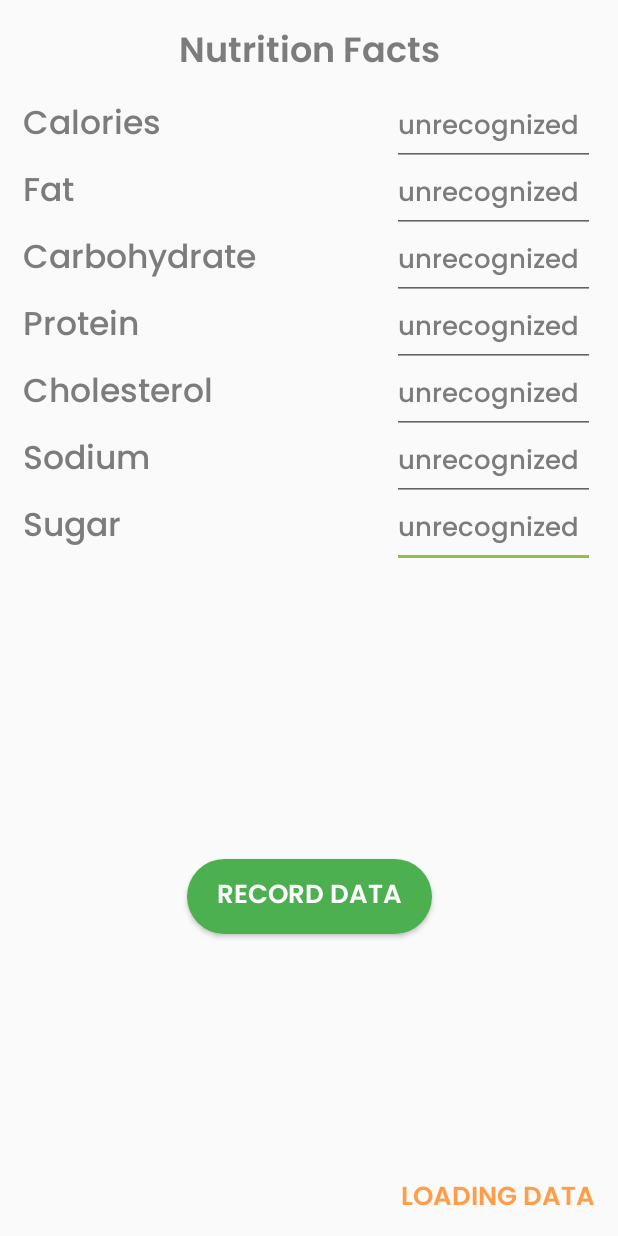
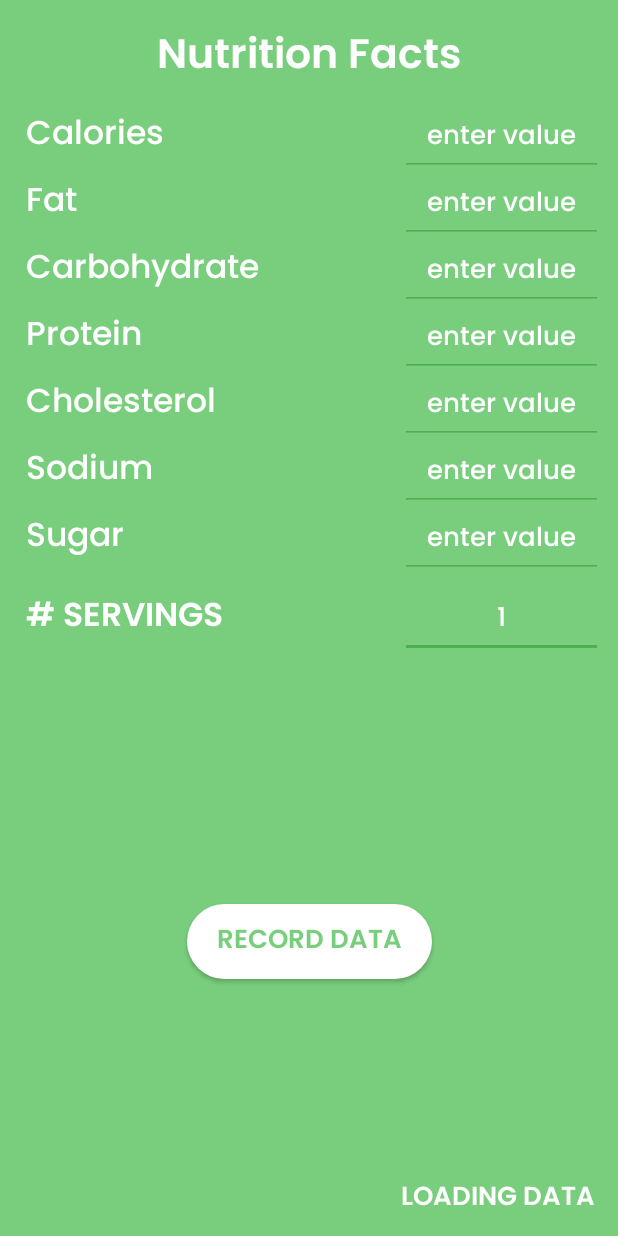
Before and after one commit to AugustineJeong/The-Calorie-Tracking-App, an Android app: the ProgramActivity screen opened directly, with no data from a screen before it, on a phone screen of 412 x 824 dp. Run offline under Robolectric (Android 15) with nearby library versions, the phone set to English and light mode, and no system bars; libraries missing offline, so code that uses them is left out: com.google.firebase.ml; Roboto replaces fonts that are not available here; 4 statements that could not run were skipped.

Commit message:
Biggest UI Update Ever.

```diff
--- a/app/src/main/AndroidManifest.xml
+++ b/app/src/main/AndroidManifest.xml
@@ -7,7 +7,7 @@
 
     <application
         android:allowBackup="true"
-        android:icon="@drawable/icon_logo"
+        android:icon="@drawable/lightbulb_icon"
         android:label="@string/app_name"
         android:roundIcon="@mipmap/ic_launcher_round"
         android:supportsRtl="true"
--- a/app/src/main/java/com/example/the_calories_tracking_app/ProgramActivity.java
+++ b/app/src/main/java/com/example/the_calories_tracking_app/ProgramActivity.java
@@ -55,6 +55,9 @@ public class ProgramActivity extends AppCompatActivity {
     private EditText sodiumValue;
     private EditText sugarValue;
 
+    private TextView servings;
+    private EditText numberServings;
+
     @Override
     protected void onActivityResult(int requestCode, int resultCode, Intent intent) {
         super.onActivityResult(requestCode, resultCode, intent);
@@ -74,7 +77,8 @@ public class ProgramActivity extends AppCompatActivity {
         sodiumValue = findViewById(R.id.sodiumText);
         sugarValue = findViewById(R.id.sugarText);
 
-        loadingStatus.setTextColor(Color.parseColor("#FF9D4B"));
+        servings = findViewById(R.id.servings);
+        numberServings = findViewById(R.id.servingText);
 
         String path = getIntent().getStringExtra("imagePath");
 
@@ -85,7 +89,6 @@ public class ProgramActivity extends AppCompatActivity {
             System.out.println("no file found");
             String manualEntry = "MANUAL ENTRY";
             loadingStatus.setText(manualEntry);
-            loadingStatus.setTextColor(Color.parseColor("#429CF5"));
         }
 
         File file = new File(path, "tempFile.jpeg");
@@ -107,7 +110,7 @@ public class ProgramActivity extends AppCompatActivity {
                             new OnSuccessListener<FirebaseVisionText>() {
                                 @Override
                                 public void onSuccess(FirebaseVisionText texts) {
-                                    TextView resultTextView = findViewById(R.id.calories);
+//                                    TextView resultTextView = findViewById(R.id.calories);
                                     recognizedText = texts.getText();
                                     updateTable();
                                 }
@@ -116,7 +119,6 @@ public class ProgramActivity extends AppCompatActivity {
                             new OnFailureListener() {
                                 @Override
                                 public void onFailure(@NonNull Exception e) {
-                                    // Task failed with an exception
                                     e.printStackTrace();
                                 }
                             });
@@ -131,6 +133,8 @@ public class ProgramActivity extends AppCompatActivity {
     }
 
     private void updateTable() {
+        setDefaultHint();
+
         recognizedText = recognizedText.toLowerCase();
         recognizedTextStringLength = recognizedText.length();
         for (int i = 1; i < recognizedTextStringLength; i++) {
@@ -189,7 +193,17 @@ public class ProgramActivity extends AppCompatActivity {
 
         String loadedData = "LOADED DATA";
         loadingStatus.setText(loadedData);
-        loadingStatus.setTextColor(Color.parseColor("#17B243"));
+    }
+
+    private void setDefaultHint() {
+        String defaultHint = "unrecognized";
+        caloriesValue.setHint(defaultHint);
+        fatValue.setHint(defaultHint);
+        carbohydrateValue.setHint(defaultHint);
+        proteinValue.setHint(defaultHint);
+        cholesterolValue.setHint(defaultHint);
+        sodiumValue.setHint(defaultHint);
+        sugarValue.setHint(defaultHint);
     }
 
     private void updateCaloriesValue() {
--- a/app/src/main/res/drawable/rounded_button_background.xml
+++ b/app/src/main/res/drawable-v24/rounded_button_background_2.xml
@@ -3,7 +3,7 @@
     android:layout_width="match_parent"
     android:layout_height="match_parent"
     android:shape="rectangle">
-    <solid android:color="#4CAF50" />
+    <solid android:color="#FFFFFF" />
     <corners
         android:bottomLeftRadius="25dp"
         android:bottomRightRadius="25dp"
--- a/app/src/main/res/layout/activity_main.xml
+++ b/app/src/main/res/layout/activity_main.xml
@@ -4,44 +4,25 @@
     xmlns:tools="http://schemas.android.com/tools"
     android:layout_width="match_parent"
     android:layout_height="match_parent"
+    android:background="@color/colorAccent"
     android:scrollbarSize="4dp"
     tools:context=".StartActivity">
-
-    <TextView
-        android:id="@+id/textView"
-        android:layout_width="wrap_content"
-        android:layout_height="wrap_content"
-        android:fontFamily="@font/poppins_semibold"
-        android:text="the calories tracking app."
-        android:textAlignment="center"
-        android:textColor="#727272"
-        android:textSize="23dp"
-        app:layout_constraintBottom_toBottomOf="parent"
-        app:layout_constraintEnd_toEndOf="parent"
-        app:layout_constraintLeft_toLeftOf="parent"
-        app:layout_constraintRight_toRightOf="parent"
-        app:layout_constraintStart_toStartOf="parent"
-        app:layout_constraintTop_toTopOf="parent"
-        app:layout_constraintVertical_bias="0.177" />
 
     <Button
         android:id="@+id/button"
         android:layout_width="147dp"
         android:layout_height="50dp"
-        android:layout_marginTop="250dp"
-        android:background="@drawable/rounded_button_background"
+        android:layout_marginBottom="100dp"
+        android:background="@drawable/rounded_button_background_2"
         android:fontFamily="@font/poppins_semibold"
         android:onClick="takePhotoIntent"
         android:text="SCAN LABEL"
         android:textAlignment="center"
-        android:textColor="#FFFFFF"
+        android:textColor="#79CE7D"
         android:textSize="17.5dp"
         app:layout_constraintBottom_toBottomOf="parent"
         app:layout_constraintEnd_toEndOf="parent"
-        app:layout_constraintHorizontal_bias="0.5"
-        app:layout_constraintStart_toStartOf="parent"
-        app:layout_constraintTop_toTopOf="@+id/textView"
-        app:layout_constraintVertical_bias="0.495" />
+        app:layout_constraintStart_toStartOf="parent" />
 
     <TextView
         android:id="@+id/textView2"
@@ -51,22 +32,19 @@
         android:layout_marginBottom="10dp"
         android:fontFamily="@font/raleway_thin"
         android:text="© Augustine Jeong 2020"
-        android:textColor="#888888"
+        android:textColor="#FFFFFF"
         android:textSize="15dp"
         app:layout_constraintBottom_toBottomOf="parent"
         app:layout_constraintEnd_toEndOf="parent" />
 
     <ImageView
         android:id="@+id/imageView"
-        android:layout_width="217dp"
-        android:layout_height="183dp"
-        android:layout_marginEnd="1dp"
+        android:layout_width="286dp"
+        android:layout_height="112dp"
         app:layout_constraintBottom_toTopOf="@+id/button"
         app:layout_constraintEnd_toEndOf="parent"
-        app:layout_constraintHorizontal_bias="0.5"
         app:layout_constraintStart_toStartOf="parent"
-        app:layout_constraintTop_toBottomOf="@+id/textView"
-        app:layout_constraintVertical_bias="0.406"
-        app:srcCompat="@drawable/home_logo" />
+        app:layout_constraintTop_toTopOf="parent"
+        app:srcCompat="@drawable/lightbulb_logo_no_shadow" />
 
 </androidx.constraintlayout.widget.ConstraintLayout>
--- a/app/src/main/res/layout/activity_program.xml
+++ b/app/src/main/res/layout/activity_program.xml
@@ -4,18 +4,52 @@
     xmlns:tools="http://schemas.android.com/tools"
     android:layout_width="match_parent"
     android:layout_height="match_parent"
-    tools:context=".ProgramActivity">
+    tools:context=".ProgramActivity"
+    android:background="@color/colorAccent">
+
+    <EditText
+        android:id="@+id/servingText"
+        android:layout_width="135dp"
+        android:layout_height="wrap_content"
+        android:layout_marginEnd="10dp"
+        android:backgroundTint="@color/colorPrimary"
+        android:ems="10"
+        android:fontFamily="@font/poppins_medium"
+        android:gravity="center_horizontal"
+        android:hint="1"
+        android:inputType="number"
+        android:textColor="#FFFFFF"
+        android:textColorHint="#FFFFFF"
+        android:textSize="17dp"
+        app:layout_constraintBaseline_toBaselineOf="@+id/servings"
+        app:layout_constraintEnd_toEndOf="parent" />
+
+    <TextView
+        android:id="@+id/servings"
+        android:layout_width="170dp"
+        android:layout_height="wrap_content"
+        android:layout_marginStart="17dp"
+        android:layout_marginTop="15dp"
+        android:fontFamily="@font/poppins_semibold"
+        android:text="# SERVINGS "
+        android:textColor="#FFFFFF"
+        android:textSize="22dp"
+        app:layout_constraintStart_toStartOf="parent"
+        app:layout_constraintTop_toBottomOf="@+id/sugar" />
 
     <EditText
         android:id="@+id/sugarText"
         android:layout_width="135dp"
         android:layout_height="wrap_content"
-        android:layout_marginEnd="15dp"
+        android:layout_marginEnd="10dp"
+        android:backgroundTint="@color/colorPrimary"
         android:ems="10"
         android:fontFamily="@font/poppins_medium"
+        android:gravity="center_horizontal"
+        android:hint="enter value"
         android:inputType="number"
-        android:text="unrecognized"
-        android:textColor="#7C7C7C"
+        android:textColor="#FFFFFF"
+        android:textColorHint="#FFFFFF"
         android:textSize="17dp"
         app:layout_constraintBaseline_toBaselineOf="@+id/sugar"
         app:layout_constraintEnd_toEndOf="parent" />
@@ -24,12 +58,15 @@
         android:id="@+id/proteinText"
         android:layout_width="135dp"
         android:layout_height="wrap_content"
-        android:layout_marginEnd="15dp"
+        android:layout_marginEnd="10dp"
+        android:backgroundTint="@color/colorPrimary"
         android:ems="10"
         android:fontFamily="@font/poppins_medium"
+        android:gravity="center_horizontal"
+        android:hint="enter value"
         android:inputType="number"
-        android:text="unrecognized"
-        android:textColor="#7C7C7C"
+        android:textColor="#FFFFFF"
+        android:textColorHint="#FFFFFF"
         android:textSize="17dp"
         app:layout_constraintBaseline_toBaselineOf="@+id/protein"
         app:layout_constraintEnd_toEndOf="parent" />
@@ -38,12 +75,15 @@
         android:id="@+id/cholesterolText"
         android:layout_width="135dp"
         android:layout_height="wrap_content"
-        android:layout_marginEnd="15dp"
+        android:layout_marginEnd="10dp"
+        android:backgroundTint="@color/colorPrimary"
         android:ems="10"
         android:fontFamily="@font/poppins_medium"
+        android:gravity="center_horizontal"
+        android:hint="enter value"
         android:inputType="number"
-        android:text="unrecognized"
-        android:textColor="#7C7C7C"
+        android:textColor="#FFFFFF"
+        android:textColorHint="#FFFFFF"
         android:textSize="17dp"
         app:layout_constraintBaseline_toBaselineOf="@+id/cholesterol"
         app:layout_constraintEnd_toEndOf="parent" />
@@ -52,12 +92,15 @@
         android:id="@+id/sodiumText"
         android:layout_width="135dp"
         android:layout_height="wrap_content"
-        android:layout_marginEnd="15dp"
+        android:layout_marginEnd="10dp"
+        android:backgroundTint="@color/colorPrimary"
         android:ems="10"
         android:fontFamily="@font/poppins_medium"
+        android:gravity="center_horizontal"
+        android:hint="enter value"
         android:inputType="number"
-        android:text="unrecognized"
-        android:textColor="#7C7C7C"
+        android:textColor="#FFFFFF"
+        android:textColorHint="#FFFFFF"
         android:textSize="17dp"
         app:layout_constraintBaseline_toBaselineOf="@+id/sodium"
         app:layout_constraintEnd_toEndOf="parent" />
@@ -66,12 +109,15 @@
         android:id="@+id/carbohydrateText"
         android:layout_width="135dp"
         android:layout_height="wrap_content"
-        android:layout_marginEnd="15dp"
+        android:layout_marginEnd="10dp"
+        android:backgroundTint="@color/colorPrimary"
         android:ems="10"
         android:fontFamily="@font/poppins_medium"
+        android:gravity="center_horizontal"
+        android:hint="enter value"
         android:inputType="number"
-        android:text="unrecognized"
-        android:textColor="#7C7C7C"
+        android:textColor="#FFFFFF"
+        android:textColorHint="#FFFFFF"
         android:textSize="17dp"
         app:layout_constraintBaseline_toBaselineOf="@+id/carbohydrate"
         app:layout_constraintEnd_toEndOf="parent" />
@@ -80,25 +126,45 @@
         android:id="@+id/caloriesText"
         android:layout_width="135dp"
         android:layout_height="wrap_content"
-        android:layout_marginEnd="15dp"
+        android:layout_marginEnd="10dp"
+        android:backgroundTint="@color/colorPrimary"
         android:ems="10"
         android:fontFamily="@font/poppins_medium"
+        android:gravity="center_horizontal"
+        android:hint="enter value"
         android:inputType="number"
-        android:text="unrecognized"
-        android:textColor="#7C7C7C"
+        android:textColor="#FFFFFF"
+        android:textColorHint="#FFFFFF"
         android:textSize="17dp"
         app:layout_constraintBaseline_toBaselineOf="@+id/calories"
+        app:layout_constraintEnd_toEndOf="parent" />
+
+    <EditText
+        android:id="@+id/fatText"
+        android:layout_width="135dp"
+        android:layout_height="0dp"
+        android:layout_marginEnd="10dp"
+        android:backgroundTint="@color/colorPrimary"
+        android:ems="10"
+        android:fontFamily="@font/poppins_medium"
+        android:gravity="center_horizontal"
+        android:hint="enter value"
+        android:inputType="number"
+        android:textColor="#FFFFFF"
+        android:textColorHint="#FFFFFF"
+        android:textSize="17dp"
+        app:layout_constraintBaseline_toBaselineOf="@+id/fat"
         app:layout_constraintEnd_toEndOf="parent" />
 
     <TextView
         android:id="@+id/sugar"
         android:layout_width="122dp"
         android:layout_height="wrap_content"
-        android:layout_marginStart="15dp"
+        android:layout_marginStart="17dp"
         android:layout_marginTop="7dp"
         android:fontFamily="@font/poppins_medium"
         android:text="Sugar"
-        android:textColor="#7C7C7C"
+        android:textColor="#FFFFFF"
         android:textSize="22dp"
         app:layout_constraintStart_toStartOf="parent"
         app:layout_constraintTop_toBottomOf="@+id/sodium" />
@@ -107,11 +173,11 @@
         android:id="@+id/sodium"
         android:layout_width="122dp"
         android:layout_height="wrap_content"
-        android:layout_marginStart="15dp"
+        android:layout_marginStart="17dp"
         android:layout_marginTop="7dp"
         android:fontFamily="@font/poppins_medium"
         android:text="Sodium"
-        android:textColor="#7C7C7C"
+        android:textColor="#FFFFFF"
         android:textSize="22dp"
         app:layout_constraintStart_toStartOf="parent"
         app:layout_constraintTop_toBottomOf="@+id/cholesterol" />
@@ -120,11 +186,11 @@
         android:id="@+id/cholesterol"
         android:layout_width="170dp"
         android:layout_height="wrap_content"
-        android:layout_marginStart="15dp"
+        android:layout_marginStart="17dp"
         android:layout_marginTop="7dp"
         android:fontFamily="@font/poppins_medium"
         android:text="Cholesterol"
-        android:textColor="#7C7C7C"
+        android:textColor="#FFFFFF"
         android:textSize="22dp"
         app:layout_constraintStart_toStartOf="parent"
         app:layout_constraintTop_toBottomOf="@+id/protein" />
@@ -133,11 +199,11 @@
         android:id="@+id/protein"
         android:layout_width="122dp"
         android:layout_height="wrap_content"
-        android:layout_marginStart="15dp"
+        android:layout_marginStart="17dp"
         android:layout_marginTop="7dp"
         android:fontFamily="@font/poppins_medium"
         android:text="Protein"
-        android:textColor="#7C7C7C"
+        android:textColor="#FFFFFF"
         android:textSize="22dp"
         app:layout_constraintStart_toStartOf="parent"
         app:layout_constraintTop_toBottomOf="@+id/carbohydrate" />
@@ -146,11 +212,11 @@
         android:id="@+id/carbohydrate"
         android:layout_width="180dp"
         android:layout_height="wrap_content"
-        android:layout_marginStart="15dp"
+        android:layout_marginStart="17dp"
         android:layout_marginTop="7dp"
         android:fontFamily="@font/poppins_medium"
         android:text="Carbohydrate"
-        android:textColor="#7C7C7C"
+        android:textColor="#FFFFFF"
         android:textSize="22dp"
         app:layout_constraintStart_toStartOf="parent"
         app:layout_constraintTop_toBottomOf="@+id/fat" />
@@ -159,11 +225,11 @@
         android:id="@+id/fat"
         android:layout_width="122dp"
         android:layout_height="wrap_content"
-        android:layout_marginStart="15dp"
+        android:layout_marginStart="17dp"
         android:layout_marginTop="7dp"
         android:fontFamily="@font/poppins_medium"
         android:text="Fat"
-        android:textColor="#7C7C7C"
+        android:textColor="#FFFFFF"
         android:textSize="22dp"
         app:layout_constraintStart_toStartOf="parent"
         app:layout_constraintTop_toBottomOf="@+id/calories" />
@@ -176,8 +242,8 @@
         android:fontFamily="@font/poppins_semibold"
         android:text="Nutrition Facts"
         android:textAlignment="center"
-        android:textColor="#7C7C7C"
-        android:textSize="23dp"
+        android:textColor="#FFFFFF"
+        android:textSize="27dp"
         app:layout_constraintEnd_toEndOf="parent"
         app:layout_constraintStart_toStartOf="parent"
         app:layout_constraintTop_toTopOf="parent" />
@@ -186,42 +252,14 @@
         android:id="@+id/calories"
         android:layout_width="122dp"
         android:layout_height="wrap_content"
-        android:layout_marginStart="15dp"
+        android:layout_marginStart="17dp"
         android:layout_marginTop="10dp"
         android:fontFamily="@font/poppins_medium"
         android:text="Calories"
-        android:textColor="#7C7C7C"
+        android:textColor="#FFFFFF"
         android:textSize="22dp"
         app:layout_constraintStart_toStartOf="parent"
         app:layout_constraintTop_toBottomOf="@+id/Title" />
-
-    <EditText
-        android:id="@+id/fatText"
-        android:layout_width="135dp"
-        android:layout_height="0dp"
-        android:layout_marginEnd="15dp"
-        android:ems="10"
-        android:fontFamily="@font/poppins_medium"
-        android:inputType="number"
-        android:text="unrecognized"
-        android:textColor="#7C7C7C"
-        android:textSize="17dp"
-        app:layout_constraintBaseline_toBaselineOf="@+id/fat"
-        app:layout_constraintEnd_toEndOf="parent" />
-
-    <Button
-        android:id="@+id/button2"
-        android:layout_width="163dp"
-        android:layout_height="50dp"
-        android:background="@drawable/rounded_button_background"
-        android:fontFamily="@font/poppins_semibold"
-        android:text="Record Data"
-        android:textColor="#FFFFFF"
-        android:textSize="17.5dp"
-        app:layout_constraintBottom_toBottomOf="parent"
-        app:layout_constraintEnd_toEndOf="parent"
-        app:layout_constraintStart_toStartOf="parent"
-        app:layout_constraintTop_toBottomOf="@+id/sugar" />
 
     <TextView
         android:id="@+id/loadingStatus"
@@ -231,9 +269,23 @@
         android:layout_marginBottom="10dp"
         android:fontFamily="@font/poppins_semibold"
         android:text="LOADING DATA"
-        android:textColor="#4CAF50"
+        android:textColor="#FFFFFF"
         android:textSize="17dp"
         app:layout_constraintBottom_toBottomOf="parent"
         app:layout_constraintEnd_toEndOf="parent" />
 
+    <Button
+        android:id="@+id/button2"
+        android:layout_width="163dp"
+        android:layout_height="50dp"
+        android:background="@drawable/rounded_button_background_2"
+        android:fontFamily="@font/poppins_semibold"
+        android:text="Record Data"
+        android:textColor="@color/colorAccent"
+        android:textSize="17.5dp"
+        app:layout_constraintBottom_toBottomOf="parent"
+        app:layout_constraintEnd_toEndOf="parent"
+        app:layout_constraintStart_toStartOf="parent"
+        app:layout_constraintTop_toBottomOf="@+id/servings" />
+
 </androidx.constraintlayout.widget.ConstraintLayout>
--- a/app/src/main/res/values/colors.xml
+++ b/app/src/main/res/values/colors.xml
@@ -2,5 +2,5 @@
 <resources>
     <color name="colorPrimary">#4CAF50</color>
     <color name="colorPrimaryDark">#4CAF50</color>
-    <color name="colorAccent">#8BC34A</color>
+    <color name="colorAccent">#79CE7D</color>
 </resources>
```
Also changed, not shown: app/src/main/res/drawable-v24/lightbulb_icon.png (added), app/src/main/res/drawable-v24/lightbulb_logo.png (added), app/src/main/res/drawable-v24/lightbulb_logo_no_shadow.png (added), app/src/main/res/drawable/home_logo.png (deleted), app/src/main/res/drawable/icon_logo.png (deleted), app/src/main/res/drawable/spoon_and_fork.png (deleted).
